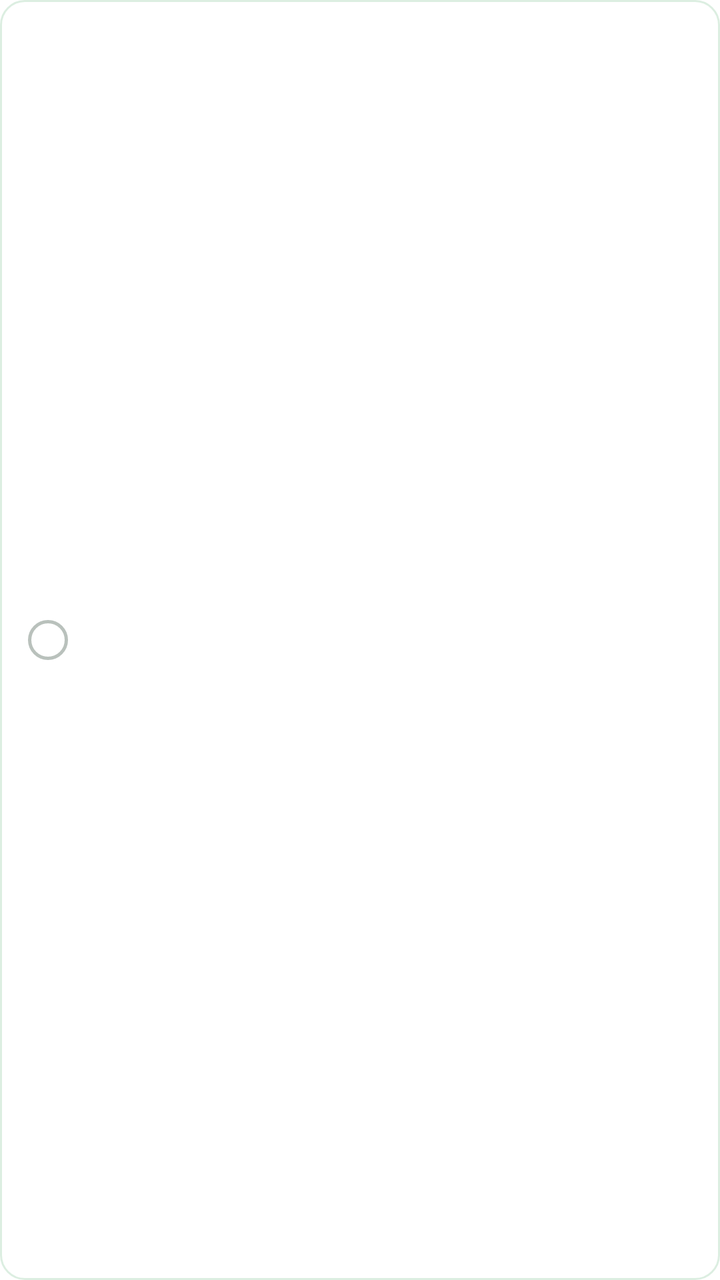
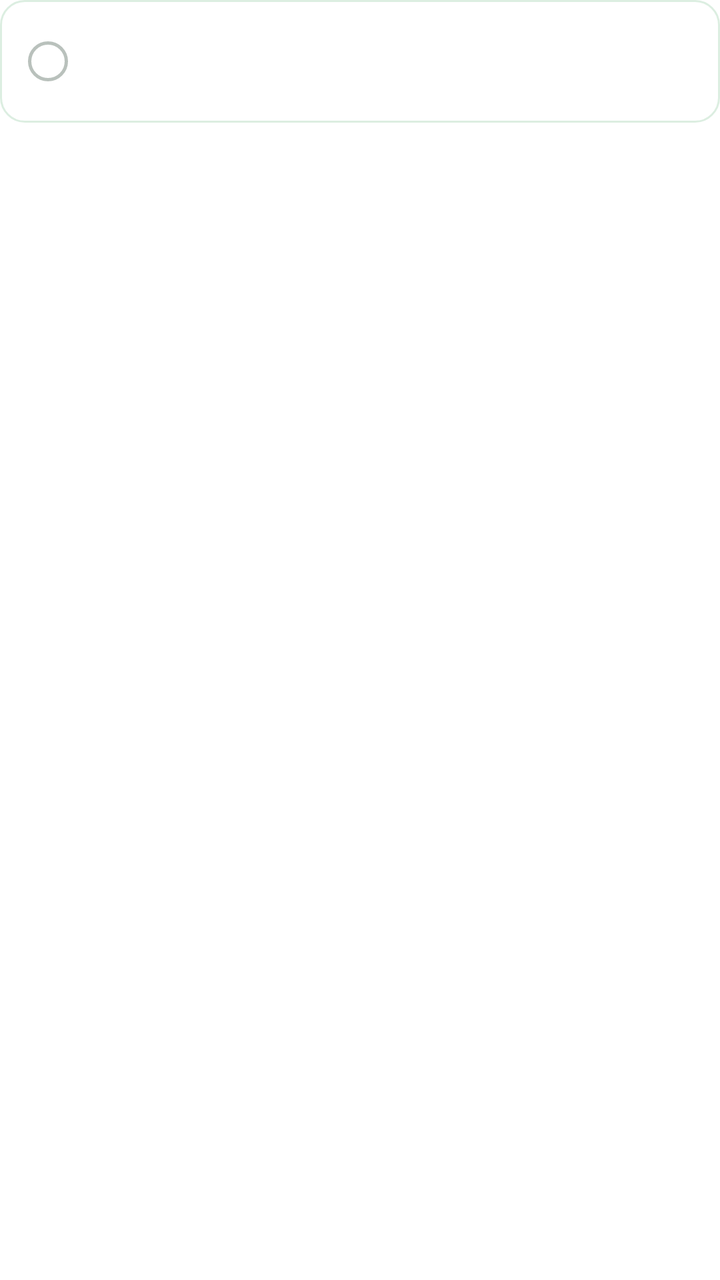

Before-and-after screenshots of an Android layout around one commit, followed by the original layout XML and the change that was made.
<!-- AndroidManifest.xml: application theme Theme.ViewGrow.Starting -->
<!-- res/layout/item_upgrade_pack.xml -->
<?xml version="1.0" encoding="utf-8"?>
<LinearLayout xmlns:android="http://schemas.android.com/apk/res/android"
    android:layout_width="match_parent"
    android:layout_height="wrap_content"
    android:layout_marginTop="8dp"
    android:background="@drawable/bg_row_card"
    android:clickable="true"
    android:focusable="true"
    android:gravity="center_vertical"
    android:orientation="horizontal"
    android:paddingStart="14dp"
    android:paddingTop="13dp"
    android:paddingEnd="14dp"
    android:paddingBottom="13dp">

    <ImageView
        android:id="@+id/pack_dot"
        android:layout_width="20dp"
        android:layout_height="20dp"
        android:background="@drawable/bg_radio_off"
        android:padding="4dp" />

    <LinearLayout
        android:layout_width="0dp"
        android:layout_height="wrap_content"
        android:layout_marginStart="12dp"
        android:layout_weight="1"
        android:orientation="vertical">

        <LinearLayout
            android:layout_width="match_parent"
            android:layout_height="wrap_content"
            android:gravity="center_vertical"
            android:orientation="horizontal">
            <TextView
                android:id="@+id/pack_name"
                android:layout_width="wrap_content"
                android:layout_height="wrap_content"
                android:tag="semibold"
                android:textColor="@color/dark"
                android:textSize="14sp" />
            
            <TextView
                android:id="@+id/pack_badge"
                android:layout_width="wrap_content"
                android:layout_height="wrap_content"
                android:layout_marginStart="8dp"
                android:background="@drawable/bg_tag_green"
                android:paddingStart="8dp"
                android:paddingTop="2dp"
                android:paddingEnd="8dp"
                android:paddingBottom="2dp"
                android:tag="semibold"
                android:text="Recommended"
                android:textColor="@color/green_text"
                android:textSize="10sp"
                android:visibility="gone" />
        </LinearLayout>

        <TextView
            android:id="@+id/pack_sub"
            android:layout_width="match_parent"
            android:layout_height="wrap_content"
            android:textColor="@color/text2"
            android:textSize="12sp" />
    </LinearLayout>

    <TextView
        android:id="@+id/pack_price"
        android:layout_width="wrap_content"
        android:layout_height="wrap_content"
        android:tag="semibold"
        android:textColor="@color/green_text"
        android:textSize="14sp" />
</LinearLayout>
<!-- resources referenced by this layout -->
<resources>
  <color name="dark">#111B21</color>
  <color name="green_text">#158245</color>
  <color name="text2">#7A8580</color>
  <!-- drawable bg_radio_off (drawable) -->
  <?xml version="1.0" encoding="utf-8"?>
  <shape xmlns:android="http://schemas.android.com/apk/res/android" android:shape="oval">
      <solid android:color="@android:color/transparent" />
      <stroke android:width="1.5dp" android:color="@color/out_muted" />
  </shape>
  <!-- drawable bg_row_card (drawable) -->
  <?xml version="1.0" encoding="utf-8"?>
  <shape xmlns:android="http://schemas.android.com/apk/res/android" android:shape="rectangle">
      <solid android:color="@color/surface" />
      <stroke android:width="1dp" android:color="@color/border" />
      <corners android:radius="12dp" />
  </shape>
  <!-- drawable bg_tag_green (drawable) -->
  <?xml version="1.0" encoding="utf-8"?>
  <shape xmlns:android="http://schemas.android.com/apk/res/android" android:shape="rectangle">
      <solid android:color="@color/tint" />
      <corners android:radius="100dp" />
  </shape>
  <style name="Theme.ViewGrow.Starting" parent="Theme.SplashScreen">
          <item name="windowSplashScreenBackground">@color/splash_bg</item>
          <item name="windowSplashScreenAnimatedIcon">@drawable/splash_icon</item>
          <item name="postSplashScreenTheme">@style/Theme.ViewGrow</item>
      </style>
  <color name="out_muted">#B9C1BC</color>
  <color name="surface">#FFFFFF</color>
  <color name="border">#DCEEE1</color>
  <color name="tint">#E1F5EB</color>
  <color name="splash_bg">#F6F6F6</color>
  <!-- drawable splash_icon: png bitmap (drawable-nodpi, 113375 bytes) -->
  <style name="Theme.ViewGrow" parent="Theme.MaterialComponents.DayNight.NoActionBar">
          <item name="colorPrimary">@color/green</item>
          <item name="colorSurface">@color/surface</item>
          <item name="colorOnSurface">@color/dark</item>
          <item name="colorPrimaryVariant">@color/green_dark</item>
          <item name="colorOnPrimary">@color/white</item>
          <item name="colorSecondary">@color/green</item>
          <item name="colorControlActivated">@color/green</item>
          <item name="android:windowBackground">@color/surface</item>
          <item name="android:statusBarColor">@android:color/transparent</item>
          <item name="android:navigationBarColor">@color/surface</item>
          <item name="android:windowLightStatusBar">false</item>
      </style>
  <color name="green">#1FAA59</color>
  <color name="green_dark">#158245</color>
  <color name="white">#FFFFFF</color>
</resources>

<!-- the commit's change to res/layout/item_upgrade_pack.xml (unified diff, before → after) -->
@@ -1,75 +1,84 @@
 <?xml version="1.0" encoding="utf-8"?>
-<LinearLayout xmlns:android="http://schemas.android.com/apk/res/android"
+<FrameLayout xmlns:android="http://schemas.android.com/apk/res/android"
+    android:id="@+id/pack_root"
     android:layout_width="match_parent"
     android:layout_height="wrap_content"
     android:layout_marginTop="8dp"
-    android:background="@drawable/bg_row_card"
     android:clickable="true"
-    android:focusable="true"
-    android:gravity="center_vertical"
-    android:orientation="horizontal"
-    android:paddingStart="14dp"
-    android:paddingTop="13dp"
-    android:paddingEnd="14dp"
-    android:paddingBottom="13dp">
-
-    <ImageView
-        android:id="@+id/pack_dot"
-        android:layout_width="20dp"
-        android:layout_height="20dp"
-        android:background="@drawable/bg_radio_off"
-        android:padding="4dp" />
+    android:focusable="true">
 
     <LinearLayout
-        android:layout_width="0dp"
+        android:id="@+id/pack_card"
+        android:layout_width="match_parent"
         android:layout_height="wrap_content"
-        android:layout_marginStart="12dp"
-        android:layout_weight="1"
-        android:orientation="vertical">
+        android:background="@drawable/bg_row_card"
+        android:gravity="center_vertical"
+        android:orientation="horizontal"
+        android:paddingStart="14dp"
+        android:paddingTop="13dp"
+        android:paddingEnd="14dp"
+        android:paddingBottom="13dp">
+
+        <ImageView
+            android:id="@+id/pack_dot"
+            android:layout_width="20dp"
+            android:layout_height="20dp"
+            android:background="@drawable/bg_radio_off"
+            android:padding="4dp" />
 
         <LinearLayout
-            android:layout_width="match_parent"
+            android:layout_width="0dp"
             android:layout_height="wrap_content"
-            android:gravity="center_vertical"
-            android:orientation="horizontal">
+            android:layout_marginStart="12dp"
+            android:layout_weight="1"
+            android:orientation="vertical">
+
+            <LinearLayout
+                android:layout_width="match_parent"
+                android:layout_height="wrap_content"
+                android:gravity="center_vertical"
+                android:orientation="horizontal">
+                <TextView
+                    android:id="@+id/pack_name"
+                    android:layout_width="wrap_content"
+                    android:layout_height="wrap_content"
+                    android:tag="semibold"
+                    android:textColor="@color/dark"
+                    android:textSize="14sp" />
+            </LinearLayout>
+
             <TextView
-                android:id="@+id/pack_name"
-                android:layout_width="wrap_content"
+                android:id="@+id/pack_sub"
+                android:layout_width="match_parent"
                 android:layout_height="wrap_content"
-                android:tag="semibold"
-                android:textColor="@color/dark"
-                android:textSize="14sp" />
-            
-            <TextView
-                android:id="@+id/pack_badge"
-                android:layout_width="wrap_content"
-                android:layout_height="wrap_content"
-                android:layout_marginStart="8dp"
-                android:background="@drawable/bg_tag_green"
-                android:paddingStart="8dp"
-                android:paddingTop="2dp"
-                android:paddingEnd="8dp"
-                android:paddingBottom="2dp"
-                android:tag="semibold"
-                android:text="Recommended"
-                android:textColor="@color/green_text"
-                android:textSize="10sp"
-                android:visibility="gone" />
+                android:textColor="@color/text2"
+                android:textSize="12sp" />
         </LinearLayout>
 
         <TextView
-            android:id="@+id/pack_sub"
-            android:layout_width="match_parent"
+            android:id="@+id/pack_price"
+            android:layout_width="wrap_content"
             android:layout_height="wrap_content"
-            android:textColor="@color/text2"
-            android:textSize="12sp" />
+            android:tag="semibold"
+            android:textColor="@color/green_text"
+            android:textSize="14sp" />
     </LinearLayout>
 
+    
     <TextView
-        android:id="@+id/pack_price"
+        android:id="@+id/pack_badge"
         android:layout_width="wrap_content"
         android:layout_height="wrap_content"
+        android:layout_gravity="top|end"
+        android:layout_marginEnd="16dp"
+        android:background="@drawable/bg_pill_fill"
+        android:paddingStart="10dp"
+        android:paddingTop="2dp"
+        android:paddingEnd="10dp"
+        android:paddingBottom="2dp"
         android:tag="semibold"
-        android:textColor="@color/green_text"
-        android:textSize="14sp" />
-</LinearLayout>
+        android:text="Recommended"
+        android:textColor="@color/white"
+        android:textSize="10sp"
+        android:visibility="gone" />
+</FrameLayout>
<!-- resource entries referenced after the edit -->
@@ -16,12 +16,6 @@
       <stroke android:width="1dp" android:color="@color/border" />
       <corners android:radius="12dp" />
   </shape>
-  <!-- drawable bg_tag_green (drawable) -->
-  <?xml version="1.0" encoding="utf-8"?>
-  <shape xmlns:android="http://schemas.android.com/apk/res/android" android:shape="rectangle">
-      <solid android:color="@color/tint" />
-      <corners android:radius="100dp" />
-  </shape>
   <style name="Theme.ViewGrow.Starting" parent="Theme.SplashScreen">
           <item name="windowSplashScreenBackground">@color/splash_bg</item>
           <item name="windowSplashScreenAnimatedIcon">@drawable/splash_icon</item>
@@ -30,7 +24,6 @@
   <color name="out_muted">#B9C1BC</color>
   <color name="surface">#FFFFFF</color>
   <color name="border">#DCEEE1</color>
-  <color name="tint">#E1F5EB</color>
   <color name="splash_bg">#F6F6F6</color>
   <!-- drawable splash_icon: png bitmap (drawable-nodpi, 113375 bytes) -->
   <style name="Theme.ViewGrow" parent="Theme.MaterialComponents.DayNight.NoActionBar">
@@ -49,5 +42,11 @@
   <color name="green">#1FAA59</color>
   <color name="green_dark">#158245</color>
   <color name="white">#FFFFFF</color>
+  <!-- drawable bg_pill_fill (drawable) -->
+  <?xml version="1.0" encoding="utf-8"?>
+  <shape xmlns:android="http://schemas.android.com/apk/res/android" android:shape="rectangle">
+      <solid android:color="@color/green" />
+      <corners android:radius="100dp" />
+  </shape>
 </resources>
 
